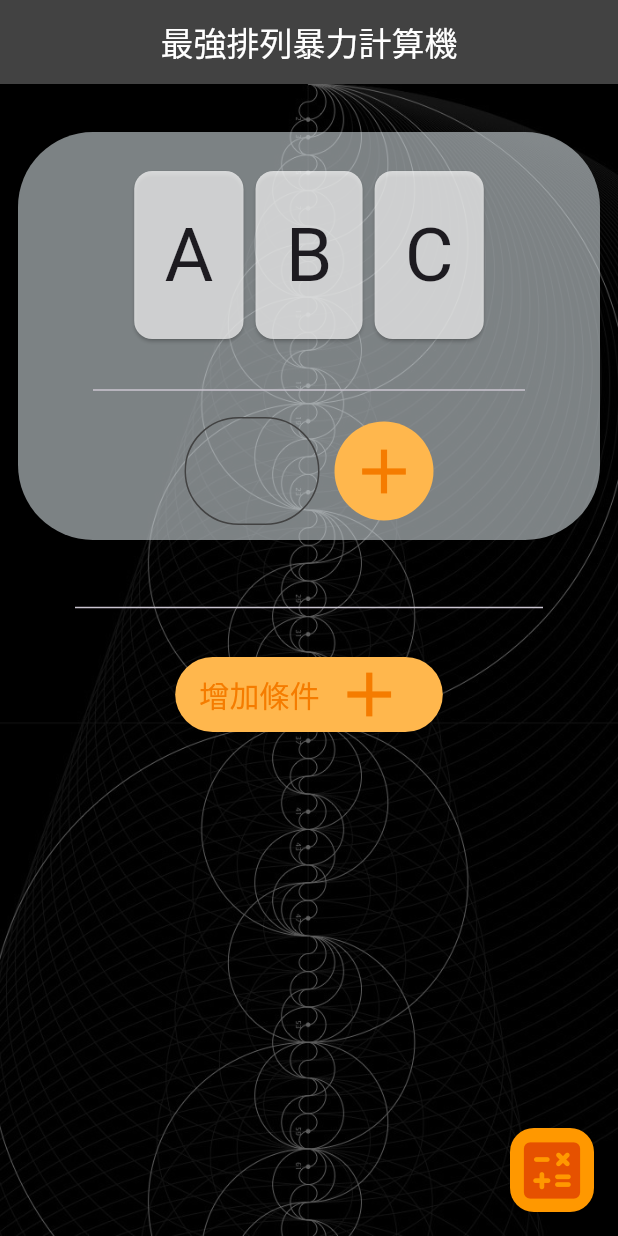
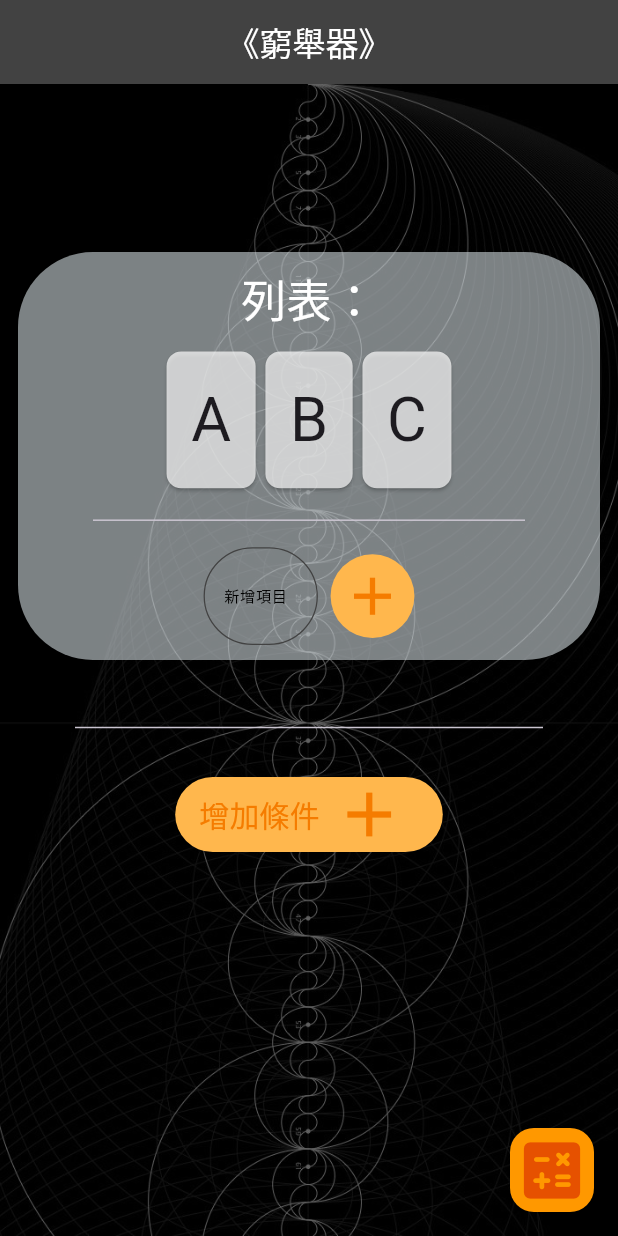
Before and after one commit to john541242-bb8/flutter_fuckingmath_solver, a Flutter app: the screen it shows after launch, on a phone screen of 412 x 824 dp. Run offline on Flutter 3.47's test engine with Material 3 defaults, Android fonts, the phone set to English and light mode, and no system bars; Roboto replaces fonts that are missing (Cubic).

Commit message:
在寫條件之前commit一次

```diff
--- a/lib/main.dart
+++ b/lib/main.dart
@@ -78,7 +78,7 @@ class _ThemainRowState extends State<ThemainRow> {
               background: Center(
                 child: Icon(
                   Icons.delete_forever,
-                  color: Colors.red,
+                  color: Colors.grey,
                   size: 50,
                 ),
               ),
@@ -96,16 +96,17 @@ class _ThemainRowState extends State<ThemainRow> {
     }
 
     return Scaffold(
-      resizeToAvoidBottomInset: false,
       appBar: AppBar(
         title: Text(
-          "最強排列暴力計算機",
+          "《窮舉器》",
           style: TextStyle(fontFamily: "Cubic", color: Colors.white),
         ),
         backgroundColor: Colors.grey[800],
         centerTitle: true,
       ),
       body: Container(
+        width: double.infinity,
+        height: double.infinity,
         decoration: BoxDecoration(
           image: DecorationImage(
             image: AssetImage("pics/math.jpg"),
@@ -116,17 +117,21 @@ class _ThemainRowState extends State<ThemainRow> {
             fit: BoxFit.cover,
           ),
         ),
+        child: SingleChildScrollView(
+          physics: BouncingScrollPhysics(),
           child: Column(
             mainAxisAlignment: MainAxisAlignment.center,
             children: [
-            SizedBox(height: 20),
+              SizedBox(height: 100),
               //調整排列組合的項目
               Padding(
                 padding: const EdgeInsets.all(8.0),
                 child: SizedBox(
                   height: 280,
                   child: Card(
-                  color: Colors.blueGrey[100]!.withValues(alpha: 0.6),
+                    color: Colors.blueGrey[100]!.withValues(
+                      alpha: 0.6,
+                    ),
                     shadowColor: Colors.white,
                     elevation: 0,
                     shape: RoundedRectangleBorder(
@@ -136,8 +141,18 @@ class _ThemainRowState extends State<ThemainRow> {
                       mainAxisAlignment: MainAxisAlignment.center,
                       children: [
                         SizedBox(height: 10),
+                        Text(
+                          "列表：",
+                          style: TextStyle(
+                            color: Colors.white,
+                            fontFamily: "Cubic",
+                            fontSize: 30,
+                          ),
+                        ),
+                        SizedBox(height: 10),
+
                         Expanded(
-                        flex: 2,
+                          flex: 3,
                           child: FittedBox(
                             fit: BoxFit.scaleDown,
                             child: Padding(
@@ -156,12 +171,15 @@ class _ThemainRowState extends State<ThemainRow> {
                           child: Divider(),
                         ),
                         Expanded(
-                        flex: 1,
+                          flex: 2,
+                          child: FittedBox(
                             child: Row(
-                          mainAxisAlignment: MainAxisAlignment.center,
+                              mainAxisAlignment:
+                                  MainAxisAlignment.center,
                               children: [
                                 SizedBox(
                                   width: 90,
+                                  // height: 200,
                                   child: TextField(
                                     controller: addItemController,
                                     style: TextStyle(
@@ -169,20 +187,33 @@ class _ThemainRowState extends State<ThemainRow> {
                                       fontFamily: "Cubic",
                                     ),
                                     textAlign: TextAlign.center,
-                                textInputAction: TextInputAction.done,
+                                    textInputAction:
+                                        TextInputAction.done,
                                     cursorColor: Colors.orange,
                                     decoration: InputDecoration(
-                                  enabledBorder: OutlineInputBorder(
-                                    borderRadius: BorderRadius.all(
+                                      label: Text(
+                                        "新增項目",
+                                        style: TextStyle(
+                                          fontSize: 12,
+                                          color: Colors.black,
+                                        ),
+                                      ),
+                                      enabledBorder:
+                                          OutlineInputBorder(
+                                            borderRadius:
+                                                BorderRadius.all(
                                                   .circular(50),
                                                 ),
                                             borderSide: BorderSide(
                                               width: 1,
-                                      color: Colors.grey[800]!,
+                                              color:
+                                                  Colors.grey[800]!,
                                             ),
                                           ),
-                                  focusedBorder: OutlineInputBorder(
-                                    borderRadius: BorderRadius.all(
+                                      focusedBorder:
+                                          OutlineInputBorder(
+                                            borderRadius:
+                                                BorderRadius.all(
                                                   .circular(50),
                                                 ),
 
@@ -197,7 +228,8 @@ class _ThemainRowState extends State<ThemainRow> {
                                 SizedBox(width: 10),
                                 IconButton.filled(
                                   onPressed: () {
-                                if (addItemController.text != "") {
+                                    if (addItemController.text !=
+                                        "") {
                                       setState(() {
                                         mainRow.add(
                                           addItemController.text,
@@ -212,12 +244,15 @@ class _ThemainRowState extends State<ThemainRow> {
                                   icon: Icon(Icons.add, size: 50),
                                   // color: Colors.amber,
                                   style: IconButton.styleFrom(
-                                foregroundColor: Colors.orange[700],
-                                backgroundColor: Colors.orange[300],
+                                    foregroundColor:
+                                        Colors.orange[700],
+                                    backgroundColor:
+                                        Colors.orange[300],
                                     overlayColor: Colors.red,
                                   ),
                                 ),
                               ],
+                            ),
                           ),
                         ),
                         SizedBox(height: 10),
@@ -331,7 +366,8 @@ class _ThemainRowState extends State<ThemainRow> {
                 ),
               ),
               SizedBox(height: 20),
-            Expanded(
+              SizedBox(
+                height: 250,
                 child: Center(
                   child: ListView.builder(
                     // shrinkWrap: true,
@@ -376,6 +412,7 @@ class _ThemainRowState extends State<ThemainRow> {
             ],
           ),
         ),
+      ),
       floatingActionButton: FloatingActionButton(
         onPressed: () {
           showCupertinoSheet(
--- a/lib/widgets/conditions.dart
+++ b/lib/widgets/conditions.dart
@@ -204,55 +204,6 @@ class _ConditionsPositionState extends State<ConditionsPosition> {
     );
   }
 
-  FocusNode focusNode = FocusNode();
-  // void changePosition() {
-  //   TypeProvider? provider = TypeProvider.of(context);
-
-  //   showDialog(
-  //     context: context,
-  //     builder: (context) {
-  //       return StatefulBuilder(
-  //         builder: (context, _setState) {
-  //           return AlertDialog(
-  //             title: Text(
-  //               "請輸入位置",
-  //               style: TextStyle(color: Colors.black, fontSize: 15),
-  //             ),
-  //             content: SizedBox(
-  //               width: 50,
-  //               child: TextField(
-  //                 focusNode: focusNode,
-  //                 controller: changePosController,
-  //                 textInputAction: TextInputAction.done,
-  //                 onEditingComplete: () => _setState(() {
-  //                   setState(() {
-  //                     widget.position = int.parse(
-  //                       changePosController.text,
-  //                     );
-  //                   });
-  //                   // focusNode.unfocus();
-  //                 }),
-  //                 style: TextStyle(fontSize: 25),
-  //                 textAlign: TextAlign.center,
-  //                 cursorColor: Colors.black,
-  //                 decoration: InputDecoration(
-  //                   // label:
-  //                   border: UnderlineInputBorder(
-  //                     borderSide: BorderSide(color: Colors.black),
-  //                   ),
-  //                   focusedBorder: UnderlineInputBorder(
-  //                     borderSide: BorderSide(color: Colors.black),
-  //                   ),
-  //                 ),
-  //               ),
-  //             ),
-  //           );
-  //         },
-  //       );
-  //     },
-  //   );
-  // }
-
   late TextEditingController changePosController;
 
   @override
@@ -315,6 +266,12 @@ class _ConditionsPositionState extends State<ConditionsPosition> {
               width: 40,
               child: TextField(
                 controller: changePosController,
+                onEditingComplete: () => setState(() {
+                  widget.position = int.parse(
+                    changePosController.text,
+                  );
+                  FocusScope.of(context).unfocus();
+                }),
                 style: TextStyle(fontSize: 25),
                 textAlign: TextAlign.center,
                 cursorColor: Colors.black,
@@ -328,26 +285,7 @@ class _ConditionsPositionState extends State<ConditionsPosition> {
                 ),
               ),
             ),
-            // Container(
-            //   padding: EdgeInsets.all(10),
-            //   margin: EdgeInsets.all(10),
-            //   decoration: BoxDecoration(
-            //     color: Colors.white,
-            //     borderRadius: BorderRadius.all(.circular(10)),
-            //     border: Border.all(color: Colors.black),
-            //   ),
-            //   child: InkWell(
-            //     onTap: () {
-            //       setState(() {
-            //         changePosition();
-            //       });
-            //     },
-            //     child: Text(
-            //       "${widget.position}",
-            //       style: TextStyle(fontSize: 25),
-            //     ),
-            //   ),
-            // ),
+
             Text("位", style: TextStyle(fontSize: 25)),
             SizedBox(width: 20),
           ],
```
Lines whose indentation alone changed are shown as unchanged.
